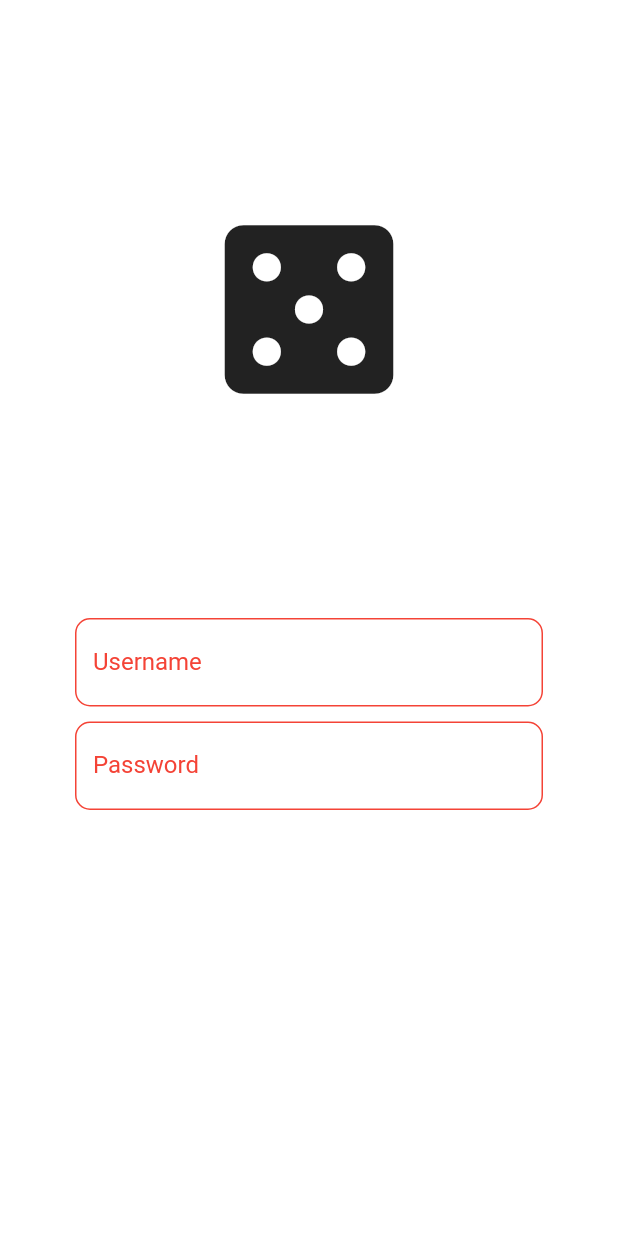
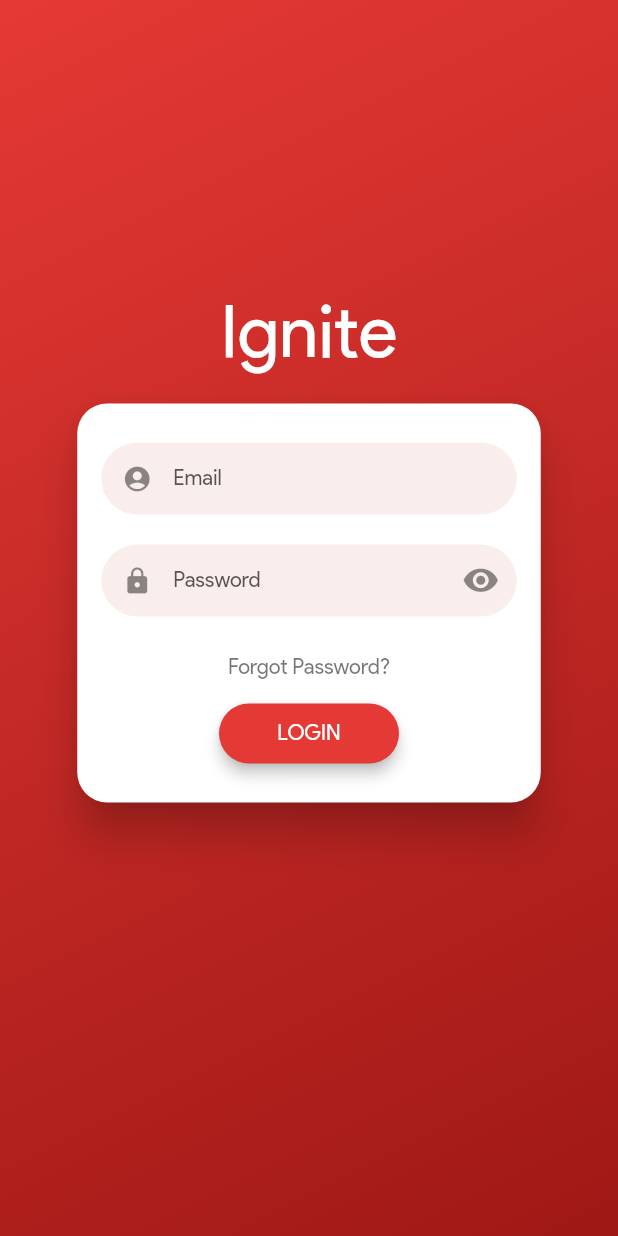
Before and after one commit to Azzeccagarbugli/Ignite, a Flutter app: the screen it shows after launch, on a phone screen of 412 x 824 dp. Run offline on Flutter 3.47's test engine with Material 2 defaults, Android fonts, the phone set to English and light mode, and no system bars; drawn by our look-alikes of flutter_login; our stand-ins replace curved_navigation_bar, firebase_auth, geolocator, google_maps_flutter; missing offline and left inert: flare_splash_screen; accounts and stored records are empty.

Commit message:
[UPDATE] Inserito primo sistema di login

```diff
--- a/lib/main.dart
+++ b/lib/main.dart
@@ -1,6 +1,5 @@
 import 'package:flutter/material.dart';
 import 'package:ignite/views/first_screen.dart';
-import 'package:ignite/views/loading_screen.dart';
 
 void main() {
   runApp(Ignite());
@@ -10,6 +9,11 @@ class Ignite extends StatelessWidget {
   @override
   Widget build(BuildContext context) {
     return MaterialApp(
+      theme: ThemeData(
+        fontFamily: 'Product Sans',
+        primaryColor: Colors.red[600],
+        accentColor: Colors.white,
+      ),
       home: FirstScreen(),
     );
   }
--- a/lib/views/first_screen.dart
+++ b/lib/views/first_screen.dart
@@ -1,74 +1,31 @@
 import 'package:flutter/material.dart';
 import 'package:flutter_login/flutter_login.dart';
+import 'package:firebase_auth/firebase_auth.dart';
+import 'package:ignite/views/loading_screen.dart';
 
 class FirstScreen extends StatelessWidget {
+  final FirebaseAuth _auth = FirebaseAuth.instance;
+
+  Future<String> _authUser(LoginData login) async {
+    try {
+      AuthResult result = await _auth.signInWithEmailAndPassword(
+          email: login.name, password: login.password);
+    } catch (e) {
+      print(e);
+    }
+    return null;
+  }
+
   @override
   Widget build(BuildContext context) {
-    return Scaffold(
-      backgroundColor: Colors.white,
-      body: SafeArea(
-        child: Column(
-          mainAxisAlignment: MainAxisAlignment.center,
-          crossAxisAlignment: CrossAxisAlignment.center,
-          children: <Widget>[
-            Expanded(
-              flex: 1,
-              child: Icon(
-                Icons.casino,
-                size: 150.0,
-              ),
-            ),
-            Expanded(
-              flex: 1,
-              child: Column(
-                children: <Widget>[
-                  LoginTextField(
-                    label: 'Username',
-                  ),
-                  LoginTextField(
-                    label: 'Password',
-                  ),
-                ],
-              ),
-            ),
-          ],
-        ),
-      ),
+    return FlutterLogin(
+      title: 'Ignite',
+      onLogin: _authUser,
+      onSubmitAnimationCompleted: () {
+        Navigator.of(context).pushReplacement(MaterialPageRoute(
+          builder: (context) => LoadingScreen(),
+        ));
+      },
     );
   }
 }
-
-class LoginTextField extends StatelessWidget {
-  final label;
-  LoginTextField({this.label});
-
-  @override
-  Widget build(BuildContext context) {
-    return Padding(
-      padding: EdgeInsets.only(left: 50.0, right: 50.0, bottom: 10.0),
-      child: TextField(
-        obscureText: true,
-        textAlign: TextAlign.center,
-        decoration: InputDecoration(
-          labelStyle: TextStyle(
-            color: Colors.red,
-          ),
-          fillColor: Colors.red,
-          focusedBorder: OutlineInputBorder(
-            borderSide: BorderSide(
-              color: Colors.red,
-            ),
-            borderRadius: BorderRadius.circular(10.0),
-          ),
-          enabledBorder: OutlineInputBorder(
-            borderSide: BorderSide(
-              color: Colors.red,
-            ),
-            borderRadius: BorderRadius.circular(10.0),
-          ),
-          labelText: label,
-        ),
-      ),
-    );
-  }
-}
```
Also changed, not shown: lib/themes/main_theme.dart (added).
